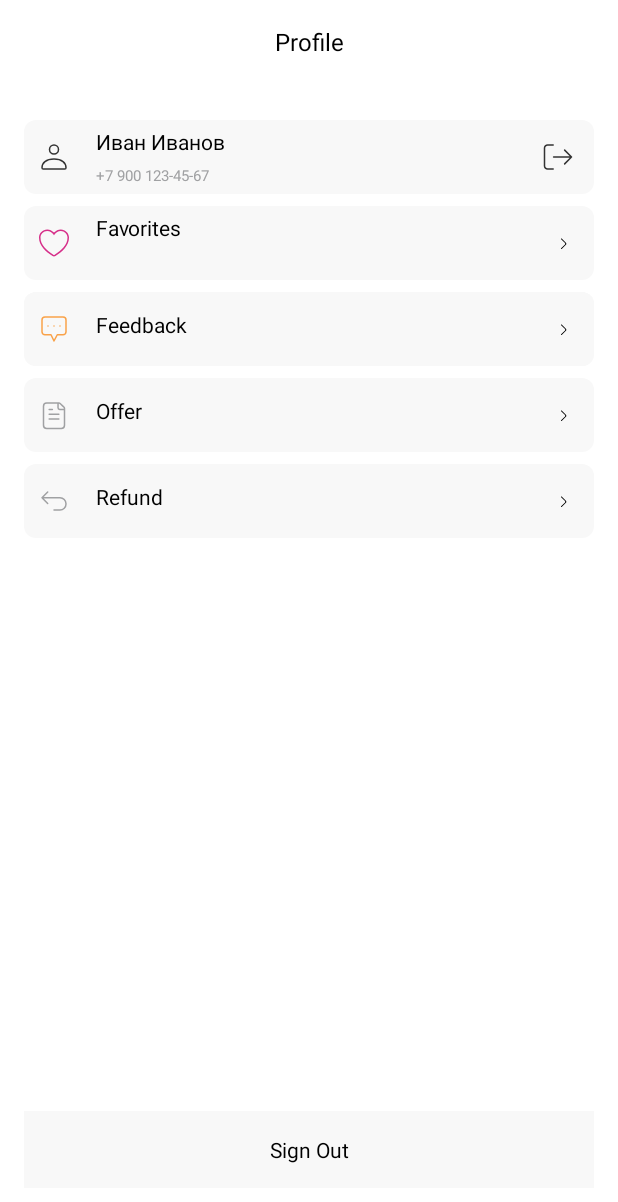
After one commit to klauz42/Yet-Another-Online-Store, an Android app: the layout fragment_profile.xml on its own in the app's theme, with its tools: preview values and no code run, on a phone screen of 412 x 824 dp. The commit adds this screen. Shown: the top 1202 px of the screen. Run offline under Robolectric (Android 15) with nearby library versions, the phone set to English and light mode, and no system bars.

Commit message:
Added profile screen layout

```diff
--- /dev/null
+++ b/app/src/main/java/ru/klauz42/yetanotheronlinestore/ui/ItemProfileView.kt
@@ -0,0 +1,66 @@
+package ru.klauz42.yetanotheronlinestore.ui
+
+import android.content.Context
+import android.util.AttributeSet
+import android.view.LayoutInflater
+import android.widget.LinearLayout
+import androidx.databinding.DataBindingUtil
+import ru.klauz42.yetanotheronlinestore.R
+import ru.klauz42.yetanotheronlinestore.databinding.ItemProfileBinding
+
+
+class ItemProfileView @JvmOverloads constructor(
+    context: Context, attrs: AttributeSet? = null, defStyleAttr: Int = 0
+) : LinearLayout(context, attrs, defStyleAttr) {
+
+    private var binding: ItemProfileBinding
+
+    var itemTitle: String? = null
+        set(value) {
+            field = value
+            binding.itemTitle.text = value
+        }
+
+    var itemSubtitle: String? = null
+        set(value) {
+            field = value
+            binding.itemSubtitle.text = value
+        }
+
+    var drawableResId: Int = 0
+        set(value) {
+            field = value
+            if (value != 0) {
+                binding.itemIcon.setImageResource(value)
+            }
+        }
+
+    var isSubtitleVisible: Boolean = false
+        set(value) {
+            field = value
+            binding.itemSubtitle.visibility = if (value) VISIBLE else GONE
+        }
+
+
+    init {
+        val inflater = LayoutInflater.from(context)
+        binding = DataBindingUtil.inflate(inflater, R.layout.item_profile, this, true)
+
+        attrs?.let {
+            val typedArray = context.obtainStyledAttributes(it, R.styleable.ItemProfileView, 0, 0)
+            val title = typedArray.getString(R.styleable.ItemProfileView_title)
+            val subtitle = typedArray.getString(R.styleable.ItemProfileView_subtitle)
+            val drawableResId =
+                typedArray.getResourceId(R.styleable.ItemProfileView_drawableStart, 0)
+            val subtitleVisible =
+                typedArray.getBoolean(R.styleable.ItemProfileView_isSubtitleVisible, false)
+
+            this.itemTitle = title
+            this.itemSubtitle = subtitle
+            this.drawableResId = drawableResId
+            this.isSubtitleVisible = subtitleVisible
+
+            typedArray.recycle()
+        }
+    }
+}
--- /dev/null
+++ b/app/src/main/res/layout/fragment_profile.xml
@@ -0,0 +1,114 @@
+<?xml version="1.0" encoding="utf-8"?>
+<layout xmlns:android="http://schemas.android.com/apk/res/android"
+    xmlns:app="http://schemas.android.com/apk/res-auto"
+    xmlns:tools="http://schemas.android.com/tools">
+
+    <androidx.constraintlayout.widget.ConstraintLayout
+        android:layout_width="match_parent"
+        android:layout_height="match_parent">
+
+        <include
+            android:id="@+id/header"
+            layout="@layout/toolbar_profile"
+            android:layout_width="0dp"
+            android:layout_height="wrap_content"
+            app:layout_constraintEnd_toEndOf="parent"
+            app:layout_constraintStart_toStartOf="parent"
+            app:layout_constraintTop_toTopOf="parent" />
+
+        <ru.klauz42.yetanotheronlinestore.ui.UserProfileView
+            android:id="@+id/user_card"
+            android:layout_width="0dp"
+            android:layout_height="@dimen/itemview_profile_height"
+            android:layout_marginTop="24dp"
+            app:layout_constraintEnd_toStartOf="@id/border_end"
+            app:layout_constraintStart_toEndOf="@id/border_start"
+            app:layout_constraintTop_toBottomOf="@id/header"
+            app:userName="Иван Иванов"
+            app:userPhoneNumber="+79001234567" />
+
+        <ru.klauz42.yetanotheronlinestore.ui.ItemProfileView
+            android:id="@+id/favorites"
+            android:layout_width="0dp"
+            android:layout_height="@dimen/itemview_profile_height"
+            android:layout_marginTop="8dp"
+            app:drawableStart="@drawable/item_profile_icon_heart"
+            app:isSubtitleVisible="true"
+            app:layout_constraintEnd_toStartOf="@id/border_end"
+            app:layout_constraintStart_toEndOf="@id/border_start"
+            app:layout_constraintTop_toBottomOf="@id/user_card"
+            app:title="@string/favorites"
+            tools:subtitle="1 product" />
+
+        <ru.klauz42.yetanotheronlinestore.ui.ItemProfileView
+            android:id="@+id/stores"
+            android:layout_width="0dp"
+            android:layout_height="@dimen/itemview_profile_height"
+            android:layout_marginTop="8dp"
+            app:drawableStart="@drawable/shop"
+            app:layout_constraintEnd_toStartOf="@id/border_end"
+            app:layout_constraintStart_toEndOf="@id/border_start"
+            app:layout_constraintTop_toBottomOf="@id/favorites"
+            app:title="@string/stores" />
+
+        <ru.klauz42.yetanotheronlinestore.ui.ItemProfileView
+            android:id="@+id/feedback"
+            android:layout_width="0dp"
+            android:layout_height="@dimen/itemview_profile_height"
+            android:layout_marginTop="8dp"
+            app:drawableStart="@drawable/feedback"
+            app:layout_constraintEnd_toStartOf="@id/border_end"
+            app:layout_constraintStart_toEndOf="@id/border_start"
+            app:layout_constraintTop_toBottomOf="@id/favorites"
+            app:title="@string/feedback" />
+
+        <ru.klauz42.yetanotheronlinestore.ui.ItemProfileView
+            android:id="@+id/offer"
+            android:layout_width="0dp"
+            android:layout_height="@dimen/itemview_profile_height"
+            android:layout_marginTop="8dp"
+            app:drawableStart="@drawable/offer"
+            app:layout_constraintEnd_toStartOf="@id/border_end"
+            app:layout_constraintStart_toEndOf="@id/border_start"
+            app:layout_constraintTop_toBottomOf="@id/feedback"
+            app:title="@string/offer" />
+
+        <ru.klauz42.yetanotheronlinestore.ui.ItemProfileView
+            android:id="@+id/refund"
+            android:layout_width="0dp"
+            android:layout_height="@dimen/itemview_profile_height"
+            android:layout_marginTop="8dp"
+            app:drawableStart="@drawable/refund"
+            app:layout_constraintEnd_toStartOf="@id/border_end"
+            app:layout_constraintStart_toEndOf="@id/border_start"
+            app:layout_constraintTop_toBottomOf="@id/offer"
+            app:title="@string/refund" />
+
+        <androidx.appcompat.widget.AppCompatButton
+            android:id="@+id/button_sign_out"
+            style="@style/SignOutButton"
+            android:layout_width="0dp"
+            android:layout_height="@dimen/button_large_height"
+            android:layout_marginBottom="32dp"
+            android:text="@string/sign_out"
+            app:layout_constraintBottom_toBottomOf="parent"
+            app:layout_constraintEnd_toStartOf="@id/border_end"
+            app:layout_constraintStart_toEndOf="@id/border_start" />
+
+
+        <androidx.constraintlayout.widget.Guideline
+            android:id="@+id/border_start"
+            android:layout_width="wrap_content"
+            android:layout_height="wrap_content"
+            android:orientation="vertical"
+            app:layout_constraintGuide_begin="16dp" />
+
+        <androidx.constraintlayout.widget.Guideline
+            android:id="@+id/border_end"
+            android:layout_width="wrap_content"
+            android:layout_height="wrap_content"
+            android:orientation="vertical"
+            app:layout_constraintGuide_end="16dp" />
+
+    </androidx.constraintlayout.widget.ConstraintLayout>
+</layout>
--- a/app/src/main/res/layout/item_profile.xml
+++ b/app/src/main/res/layout/item_profile.xml
@@ -9,10 +9,7 @@
         android:background="@drawable/item_profile_background"
         android:gravity="start"
         android:paddingStart="@dimen/itemview_profile_padding"
-        android:paddingEnd="@dimen/itemview_profile_padding"
-        tools:layout_marginEnd="10dp"
-        tools:layout_marginStart="10dp"
-        tools:layout_marginTop="10dp">
+        android:paddingEnd="@dimen/itemview_profile_padding">
 
         <androidx.appcompat.widget.AppCompatImageView
             android:id="@+id/item_icon"
@@ -44,8 +41,7 @@
                 android:layout_height="wrap_content"
                 android:textAppearance="@style/Caption1Style"
                 android:visibility="gone"
-                tools:text="1 товар"
-                tools:visibility="visible" />
+                tools:text="1 товар"/>
         </LinearLayout>
 
         <androidx.appcompat.widget.AppCompatImageView
--- a/app/src/main/res/values/attrs.xml
+++ b/app/src/main/res/values/attrs.xml
@@ -45,4 +45,11 @@
         <attr name="applicationArea" format="string"/>
         <attr name="countryOfOrigin" format="string"/>
     </declare-styleable>
+
+    <declare-styleable name="ItemProfileView">
+        <attr name="drawableStart" format="reference"/>
+        <attr name="title" format="string"/>
+        <attr name="subtitle" format="string"/>
+        <attr name="isSubtitleVisible" format="boolean"/>
+    </declare-styleable>
 </resources>
--- a/app/src/main/res/values/strings.xml
+++ b/app/src/main/res/values/strings.xml
@@ -33,4 +33,10 @@
     <string name="product_code">Product code</string>
     <string name="application_area">Application area</string>
     <string name="country_of_origin">Country of origin</string>
+    <string name="favorites">Favorites</string>
+    <string name="stores">Stores</string>
+    <string name="refund">Refund</string>
+    <string name="offer">Offer</string>
+    <string name="feedback">Feedback</string>
+    <string name="sign_out">Sign Out</string>
 </resources>
--- a/app/src/main/res/values/styles.xml
+++ b/app/src/main/res/values/styles.xml
@@ -136,6 +136,16 @@
         <item name="android:textAppearance">@style/SignInButtonTextAppearance</item>
     </style>
 
+
+    <style name="SignOutButtonTextAppearance" parent="LargeButtonTextAppearance">
+        <item name="android:textColor">@color/text_primary</item>
+    </style>
+
+    <style name="SignOutButton" parent="BaseLargeButtonStyle">
+        <item name="android:background">@color/light_grey</item>
+        <item name="android:textAppearance">@style/SignOutButtonTextAppearance</item>
+    </style>
+
     <style name="SignInTextInputLayoutStyle" parent="Widget.MaterialComponents.TextInputLayout.OutlinedBox">
         <item name="android:layout_height">@dimen/text_input_sign_in_height</item>
         <item name="android:textColorHint">@color/text_edit_sign_hint_color</item>
```
Also changed, not shown: 1 other file.
